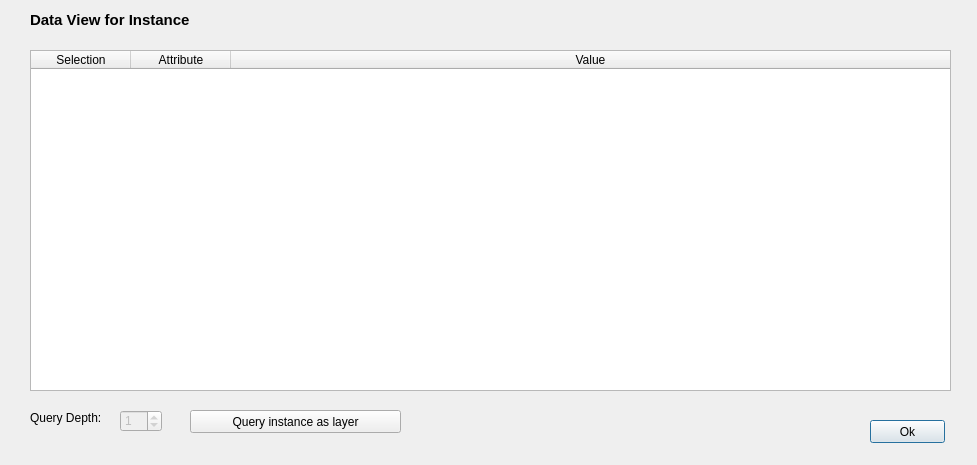
Qt form dialogs/ui/instancedatadialog.ui (sparqlunicorn/sparqlunicornGoesGIS) before a commit.
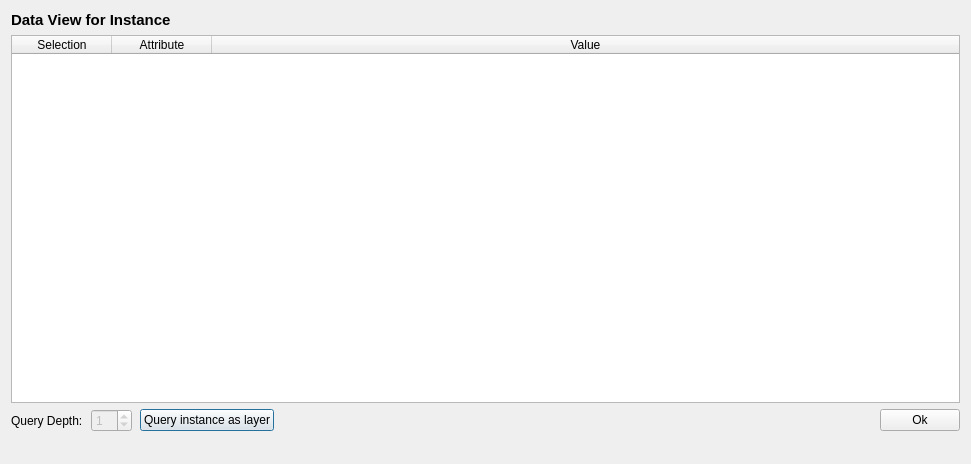
The same form after that commit.

Diff of the .ui file:
```diff
--- a/dialogs/ui/instancedatadialog.ui
+++ b/dialogs/ui/instancedatadialog.ui
@@ -6,22 +6,20 @@
    <rect>
     <x>0</x>
     <y>0</y>
-    <width>977</width>
-    <height>465</height>
+    <width>971</width>
+    <height>464</height>
    </rect>
   </property>
   <property name="windowTitle">
    <string>Dialog</string>
   </property>
+  <layout class="QVBoxLayout" name="verticalLayout_2">
+   <item>
+    <layout class="QVBoxLayout" name="verticalLayout">
+     <item>
+      <layout class="QHBoxLayout" name="horizontalLayout_2">
+       <item>
   <widget class="QLabel" name="instanceDataViewLabel">
-   <property name="geometry">
-    <rect>
-     <x>30</x>
-     <y>10</y>
-     <width>201</width>
-     <height>20</height>
-    </rect>
-   </property>
    <property name="font">
     <font>
      <pointsize>11</pointsize>
@@ -33,15 +31,9 @@
     <string>Data View for Instance</string>
    </property>
   </widget>
+       </item>
+       <item>
   <widget class="QLabel" name="instanceDataNameLabel">
-   <property name="geometry">
-    <rect>
-     <x>250</x>
-     <y>10</y>
-     <width>701</width>
-     <height>20</height>
-    </rect>
-   </property>
    <property name="font">
     <font>
      <pointsize>11</pointsize>
@@ -56,15 +48,11 @@
     <bool>true</bool>
    </property>
   </widget>
+       </item>
+      </layout>
+     </item>
+     <item>
   <widget class="QTableWidget" name="instanceDataTableView">
-   <property name="geometry">
-    <rect>
-     <x>30</x>
-     <y>50</y>
-     <width>921</width>
-     <height>341</height>
-    </rect>
-   </property>
    <property name="editTriggers">
     <set>QAbstractItemView::NoEditTriggers</set>
    </property>
@@ -108,87 +96,81 @@
     </property>
    </column>
   </widget>
-  <widget class="QLabel" name="statusBarLabel">
-   <property name="geometry">
-    <rect>
-     <x>10</x>
-     <y>430</y>
-     <width>491</width>
-     <height>20</height>
-    </rect>
-   </property>
-   <property name="font">
-    <font>
-     <pointsize>10</pointsize>
-     <weight>50</weight>
-     <bold>false</bold>
-    </font>
-   </property>
-   <property name="text">
-    <string/>
-   </property>
-   <property name="openExternalLinks">
-    <bool>true</bool>
-   </property>
-  </widget>
-  <widget class="QPushButton" name="okButton">
-   <property name="geometry">
-    <rect>
-     <x>870</x>
-     <y>420</y>
-     <width>75</width>
-     <height>23</height>
-    </rect>
-   </property>
-   <property name="text">
-    <string>Ok</string>
-   </property>
-  </widget>
+     </item>
+     <item>
+      <layout class="QHBoxLayout" name="horizontalLayout">
+       <property name="spacing">
+        <number>8</number>
+       </property>
+       <item>
   <widget class="QLabel" name="queryDepthLabel">
-   <property name="geometry">
-    <rect>
-     <x>30</x>
-     <y>410</y>
-     <width>81</width>
-     <height>16</height>
-    </rect>
-   </property>
    <property name="text">
     <string>Query Depth:</string>
    </property>
   </widget>
+       </item>
+       <item>
   <widget class="QSpinBox" name="graphQueryDepthBox">
    <property name="enabled">
     <bool>false</bool>
    </property>
-   <property name="geometry">
-    <rect>
-     <x>120</x>
-     <y>410</y>
-     <width>42</width>
-     <height>22</height>
-    </rect>
-   </property>
    <property name="value">
     <number>1</number>
    </property>
   </widget>
+       </item>
+       <item>
   <widget class="QPushButton" name="queryInstanceLayerButton">
    <property name="enabled">
     <bool>true</bool>
    </property>
-   <property name="geometry">
-    <rect>
-     <x>190</x>
-     <y>410</y>
-     <width>211</width>
-     <height>23</height>
-    </rect>
-   </property>
    <property name="text">
     <string>Query instance as layer</string>
    </property>
   </widget>
+       </item>
+       <item>
+        <spacer name="horizontalSpacer">
+         <property name="orientation">
+          <enum>Qt::Horizontal</enum>
+         </property>
+         <property name="sizeHint" stdset="0">
+          <size>
+           <width>40</width>
+           <height>20</height>
+          </size>
+         </property>
+        </spacer>
+       </item>
+       <item>
+        <widget class="QPushButton" name="okButton">
+         <property name="text">
+          <string>Ok</string>
+         </property>
+        </widget>
+       </item>
+      </layout>
+     </item>
+     <item>
+      <widget class="QLabel" name="statusBarLabel">
+       <property name="font">
+        <font>
+         <pointsize>10</pointsize>
+         <weight>50</weight>
+         <bold>false</bold>
+        </font>
+       </property>
+       <property name="text">
+        <string/>
+       </property>
+       <property name="openExternalLinks">
+        <bool>true</bool>
+       </property>
+      </widget>
+     </item>
+    </layout>
+   </item>
+  </layout>
  </widget>
  <resources/>
  <connections/>
```
Lines whose indentation alone changed are shown as unchanged.
